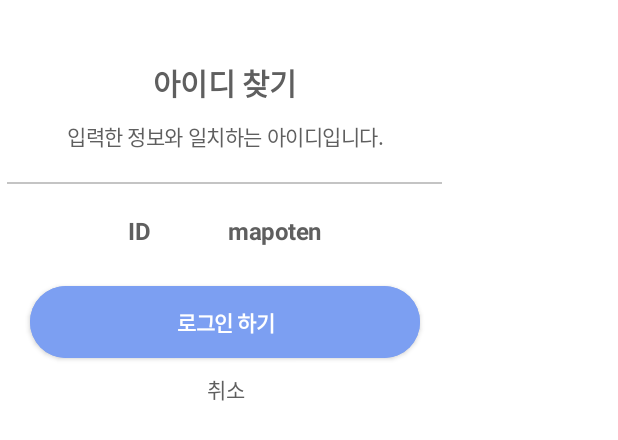
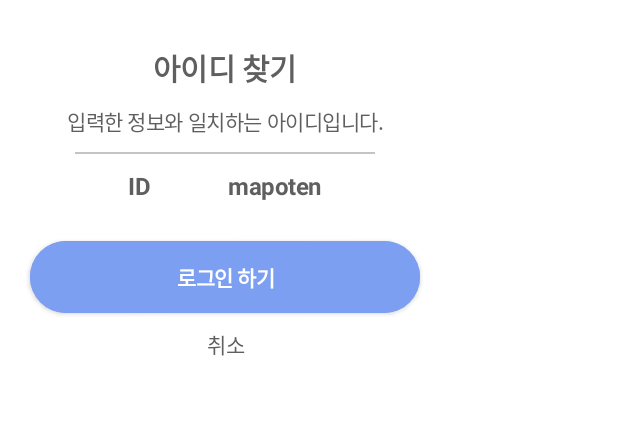
Before and after one commit to MapoTenTeam/APP, an Android app: the layout popup_find_id_dialog.xml on its own in the app's theme, with its tools: preview values and no code run, on a phone screen of 412 x 824 dp. Shown: the top 440 px of the screen. Run offline under Robolectric (Android 15) with nearby library versions, the phone set to English and light mode, and no system bars.

Commit message:
style: dialog수정

```diff
--- a/MapoTen/app/src/main/java/com/mapo/mapoten/ui/fragment/Login_01_01.kt
+++ b/MapoTen/app/src/main/java/com/mapo/mapoten/ui/fragment/Login_01_01.kt
@@ -137,7 +137,7 @@ class Login_01_01 : Fragment() {
             btnLogin.setOnClickListener {
                 //로그인 화면 띄우기
                 dismiss()
-                findNavController().navigate(R.id.action_login_02_01_to_login_01)
+                findNavController().navigate(R.id.action_login_01_01_to_login_01)
 
             }
             val btnCancel: TextView = dialog.findViewById(R.id.tv_cancel)
--- a/MapoTen/app/src/main/res/layout/popup_find_id_dialog.xml
+++ b/MapoTen/app/src/main/res/layout/popup_find_id_dialog.xml
@@ -1,7 +1,7 @@
 <?xml version="1.0" encoding="utf-8"?>
 <LinearLayout xmlns:android="http://schemas.android.com/apk/res/android"
     android:layout_width="@dimen/size_300"
-    android:layout_height="@dimen/size_290"
+    android:layout_height="wrap_content"
     android:background="@drawable/popup_dialog_background"
     android:orientation="vertical">
 
@@ -11,7 +11,7 @@
         android:layout_width="match_parent"
         android:layout_height="wrap_content"
         android:gravity="center"
-        android:layout_marginTop="@dimen/margin_40"
+        android:layout_marginTop="@dimen/margin_30"
         android:text="@string/find_id" />
 
 
@@ -25,16 +25,16 @@
         android:text="@string/information_match_id" />
 
     <View
-        android:layout_marginTop="@dimen/margin_20"
+        android:layout_marginTop="@dimen/margin_10"
         android:layout_gravity="center"
-        android:layout_width="@dimen/size_290"
+        android:layout_width="@dimen/size_200"
         android:layout_height="@dimen/size_1"
         android:background="@color/text_lightGrey"/>
 
     <LinearLayout
         android:layout_width="match_parent"
         android:layout_height="wrap_content"
-        android:layout_marginTop="@dimen/margin_20"
+        android:layout_marginTop="@dimen/margin_10"
         android:orientation="horizontal"
         android:paddingHorizontal="@dimen/padding_60">
 
@@ -74,6 +74,7 @@
         android:gravity="center"
         android:layout_width="match_parent"
         android:layout_height="@dimen/size_30"
+        android:layout_marginBottom="@dimen/margin_10"
         android:text="@string/cancel"
         style="@style/tos_text14"/>
 
--- a/MapoTen/app/src/main/res/values/dimens.xml
+++ b/MapoTen/app/src/main/res/values/dimens.xml
@@ -62,7 +62,7 @@
     <dimen name="size_30">30dp</dimen>
     <dimen name="size_60">60dp</dimen>
     <dimen name="size_140">140dp</dimen>
-    <dimen name="size_290">290dp</dimen>
+    <dimen name="size_200">200dp</dimen>
     <dimen name="size_300">300dp</dimen>
 
 </resources>
```
Also changed, not shown: MapoTen/app/src/main/java/com/mapo/mapoten/ui/fragment/Login_02_01.kt (+32 -1 lines), MapoTen/app/src/main/res/layout/popup_signup_complete.xml (+8 -6 lines).
